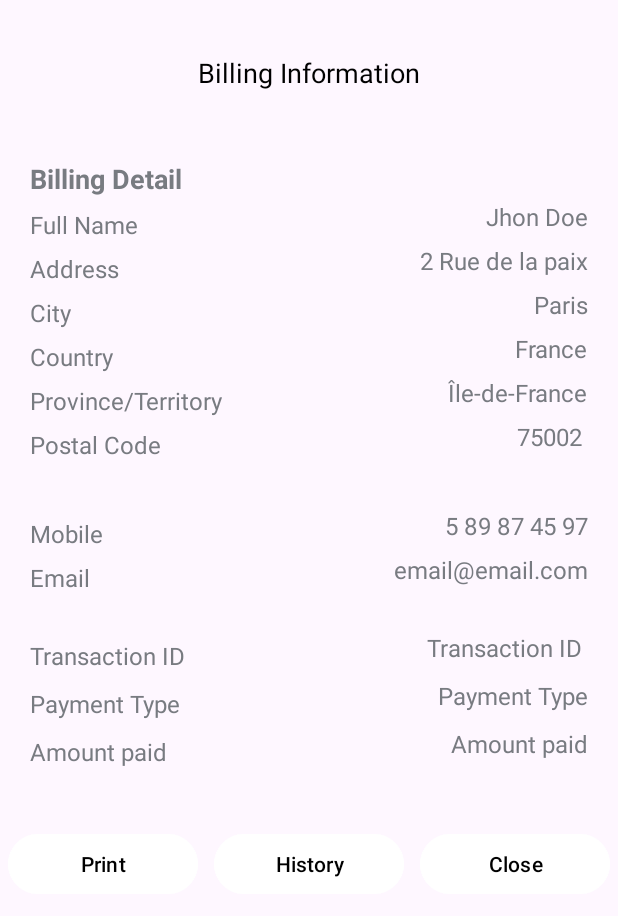
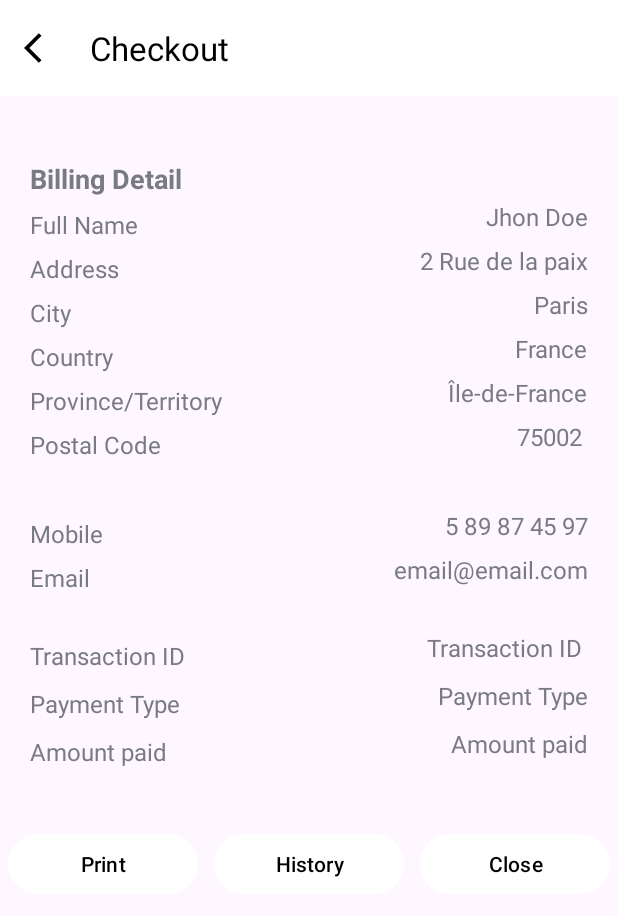
Before and after one commit to ahmedbalti/Mobi-Team, an Android app: the BillingActivity screen opened directly, with no data from a screen before it, on a phone screen of 412 x 824 dp. Shown: the top 916 px of the screen. Run offline under Robolectric (Android 15) with nearby library versions, the light colour scheme and no system bars.

Commit message:
inteface conn update

```diff
--- a/app/src/main/java/com/esprit/rentacar/BillingActivity.java
+++ b/app/src/main/java/com/esprit/rentacar/BillingActivity.java
@@ -36,4 +36,9 @@ public class BillingActivity extends AppCompatActivity {
             }
         });
     }
+
+    public void onBackIconClick(View view) {
+        finish();
+    }
+
 }
--- a/app/src/main/java/com/esprit/rentacar/TransactionHistoryActivity.java
+++ b/app/src/main/java/com/esprit/rentacar/TransactionHistoryActivity.java
@@ -5,6 +5,7 @@ import androidx.recyclerview.widget.LinearLayoutManager;
 import androidx.recyclerview.widget.RecyclerView;
 
 import android.os.Bundle;
+import android.view.View;
 
 import com.esprit.rentacar.database.AppDataBase;
 import com.esprit.rentacar.entity.PaymentDetails;
@@ -38,4 +39,9 @@ public class TransactionHistoryActivity extends AppCompatActivity {
         List<PaymentDetails> userTransactions = appDatabase.paymentDao().getUserTransactions(1);
         transactionAdapter.setTransactions(userTransactions);
     }
+
+    public void onBackIconClick(View view) {
+        finish();
+    }
+
 }
--- a/app/src/main/res/layout/activity_billing.xml
+++ b/app/src/main/res/layout/activity_billing.xml
@@ -6,11 +6,25 @@
     android:layout_height="match_parent"
     tools:context=".BillingActivity">
 
+
+
     <RelativeLayout
         android:layout_width="match_parent"
         android:layout_height="match_parent"
         >
 
+        <androidx.appcompat.widget.Toolbar
+            android:id="@+id/toolbar"
+            android:layout_width="match_parent"
+            android:layout_height="?attr/actionBarSize"
+            android:background="@color/white"
+            android:elevation="4dp"
+            app:titleTextColor="@color/black"
+            app:title="Checkout"
+            android:onClick="onBackIconClick"
+            app:navigationIcon="@drawable/arrow_back"
+            android:theme="@style/ThemeOverlay.AppCompat.ActionBar"
+            app:popupTheme="@style/ThemeOverlay.AppCompat.Light" />
 
 
         <TextView
```
Also changed, not shown: app/src/main/res/layout/activity_failed_checkout.xml (+13 -0 lines), app/src/main/res/layout/activity_successful_checkout.xml (+13 -0 lines), app/src/main/res/layout/activity_transaction_history.xml (+13 -0 lines).
